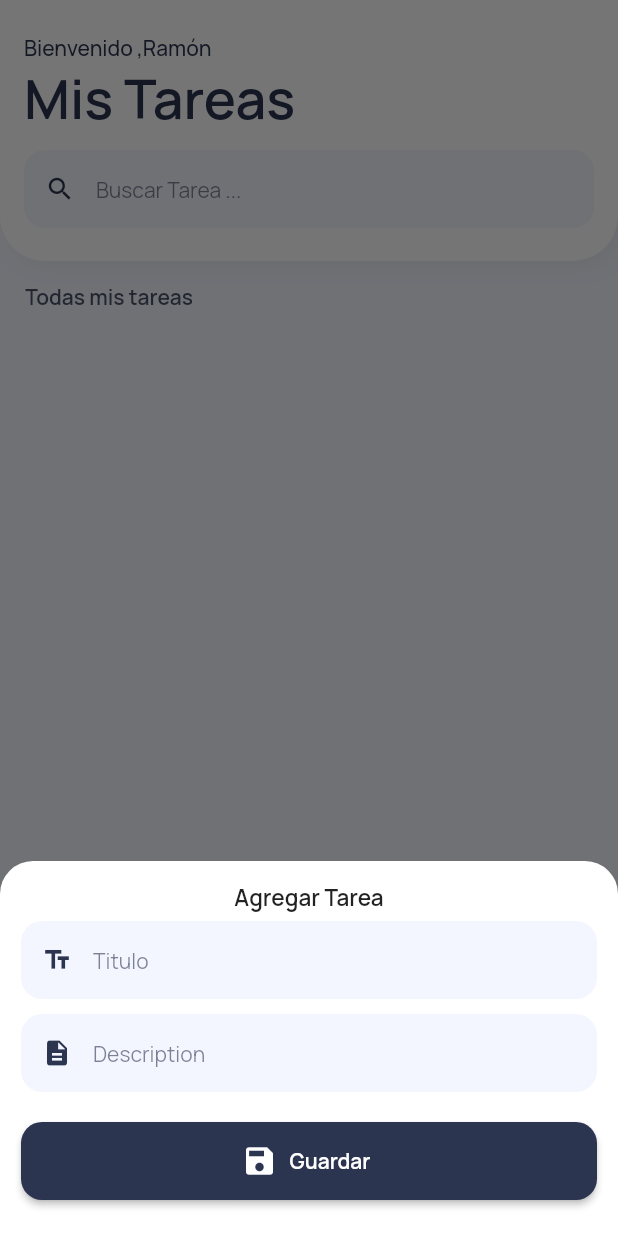
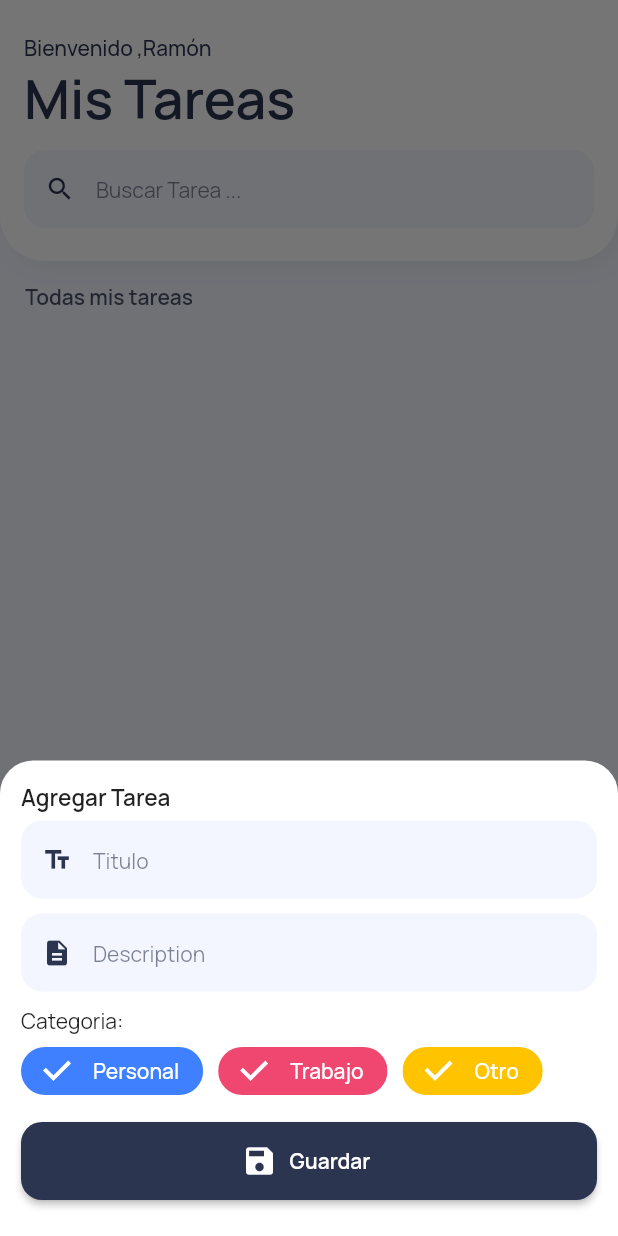
Before and after one commit to neslonBryan/tasks, a Flutter app: the screen it shows after launch, after a tap on "Agregar nueva tarea", on a phone screen of 412 x 824 dp. Run offline on Flutter 3.47's test engine with Material 2 defaults, Android fonts, the phone set to English and light mode, and no system bars; our stand-ins replace cloud_firestore, firebase_core, google_fonts; accounts and stored records are empty.

Commit message:
add button of category

```diff
--- a/lib/pages/homepage.dart
+++ b/lib/pages/homepage.dart
@@ -28,6 +28,7 @@ class HomePage extends StatelessWidget {
           padding: const EdgeInsets.all(14.0),
           child: Column(
             mainAxisSize: MainAxisSize.min,
+            crossAxisAlignment: CrossAxisAlignment.start,
             children: [
               Text(
                 "Agregar Tarea",
@@ -47,6 +48,50 @@ class HomePage extends StatelessWidget {
                 icon: Icons.description,
               ),
               divider10(),
+              Text("Categoria: "),
+              Wrap(
+                crossAxisAlignment: WrapCrossAlignment.center,
+                runAlignment: WrapAlignment.center,
+                spacing: 10.0,
+                children: [
+                  FilterChip(
+                    selected: true,
+                    backgroundColor: KBrandSecondaryColor,
+                    padding: const EdgeInsets.symmetric(horizontal: 8.0),
+                    selectedColor: categoryColor["Personal"],
+                    checkmarkColor: Colors.white,
+                    labelStyle: TextStyle(
+                      color: Colors.white,
+                    ),
+                    label: Text("Personal"),
+                    onSelected: (bool value) {},
+                  ),
+                  FilterChip(
+                    selected: true,
+                    backgroundColor: KBrandSecondaryColor,
+                    padding: const EdgeInsets.symmetric(horizontal: 8.0),
+                    selectedColor: categoryColor["Trabajo"],
+                    checkmarkColor: Colors.white,
+                    labelStyle: TextStyle(
+                      color: Colors.white,
+                    ),
+                    label: Text("Trabajo"),
+                    onSelected: (bool value) {},
+                  ),
+                  FilterChip(
+                    selected: true,
+                    backgroundColor: KBrandSecondaryColor,
+                    padding: const EdgeInsets.symmetric(horizontal: 8.0),
+                    selectedColor: categoryColor["Otro"],
+                    checkmarkColor: Colors.white,
+                    labelStyle: TextStyle(
+                      color: Colors.white,
+                    ),
+                    label: Text("Otro"),
+                    onSelected: (bool value) {},
+                  ),
+                ],
+              ),
               divider10(),
               ButtonNormalWidget(),
               divider10(),
```
